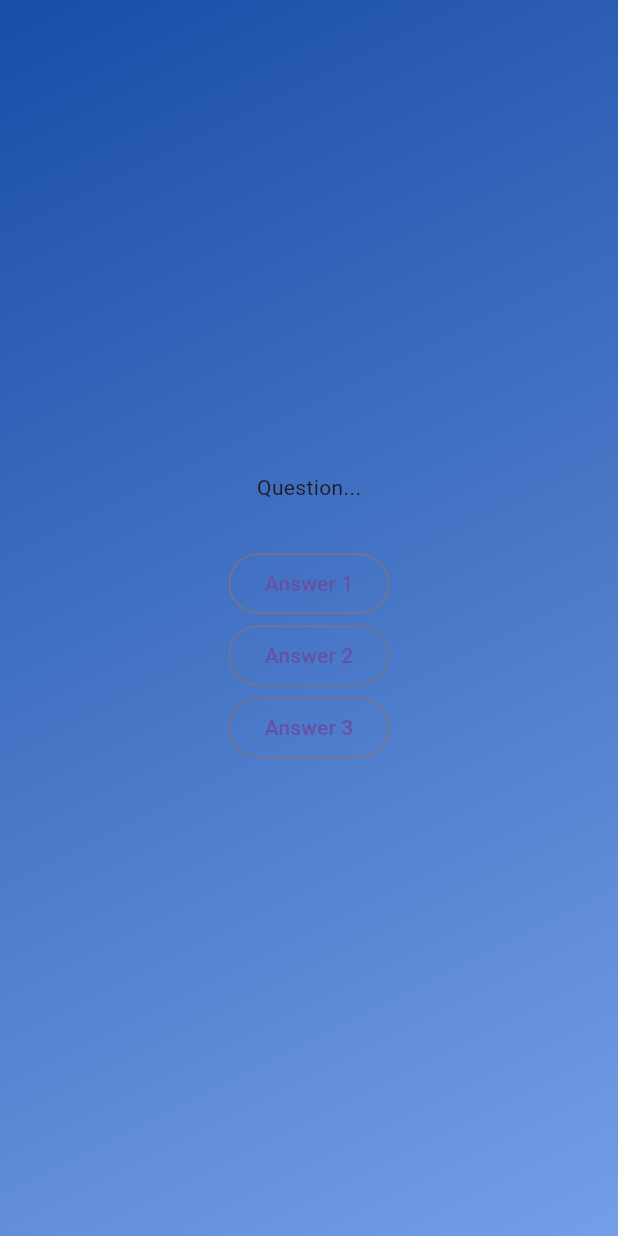
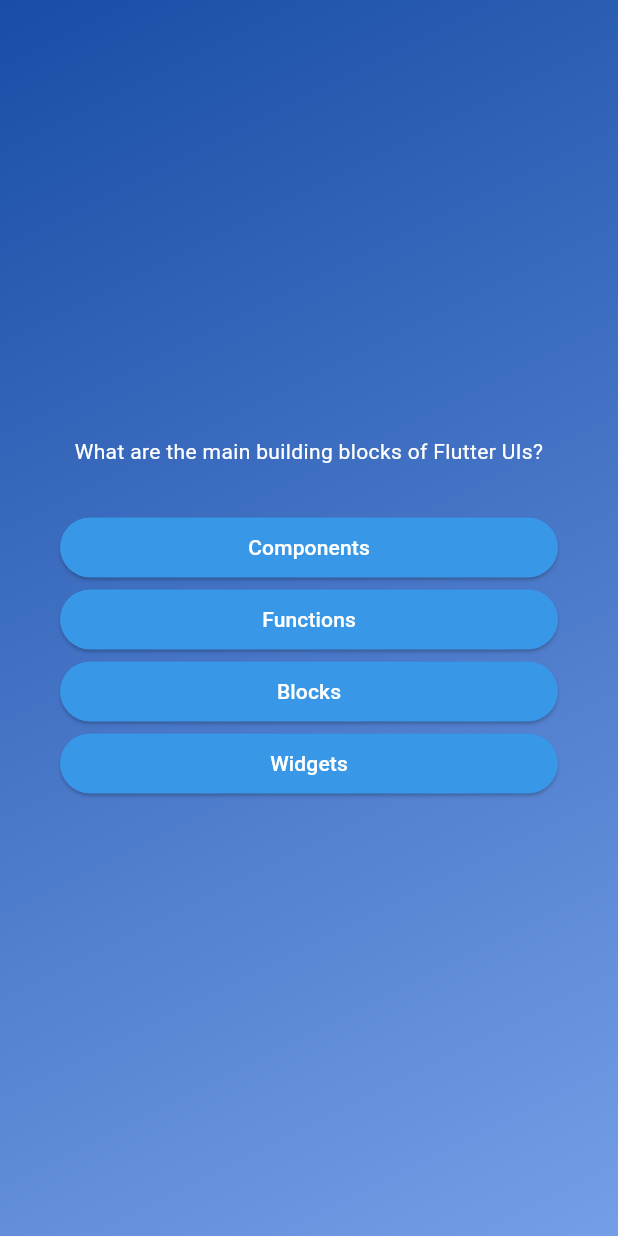
Before and after one commit to maadybarry/quizapp, a Flutter app: the screen it shows after launch, after a tap on "Start Quiz", on a phone screen of 412 x 824 dp. Run offline on Flutter 3.47's test engine with Material 3 defaults, Android fonts, the phone set to English and light mode, and no system bars.

Commit message:
added dynamic question switches and answers

```diff
--- /dev/null
+++ b/lib/answer_buttons.dart
@@ -0,0 +1,28 @@
+import 'package:flutter/material.dart';
+
+class AnswerButton extends StatelessWidget {
+  const AnswerButton({
+    super.key,
+    required this.ansText,
+    required this.onTap,
+  });
+
+  final String ansText;
+  final void Function() onTap;
+
+  @override
+  Widget build(BuildContext context) {
+    return ElevatedButton(
+      onPressed: onTap,
+      style: ElevatedButton.styleFrom(
+        padding: const EdgeInsets.symmetric(vertical: 0, horizontal: 40),
+        backgroundColor: const Color.fromARGB(255, 56, 152, 231),
+        foregroundColor: Colors.white,
+        shape: RoundedRectangleBorder(borderRadius: BorderRadius.circular(100)),
+      ),
+      child: Text(
+        ansText,
+      ),
+    );
+  }
+}
--- a/lib/models/quiz_question.dart
+++ b/lib/models/quiz_question.dart
@@ -3,4 +3,10 @@
 
   final String question;
   final List<String> answers;
+
+  List<String> getShuffledAnswers() {
+    var shuffledList = List.of(answers);
+    shuffledList.shuffle();
+    return shuffledList;
+  }
 }
--- a/lib/questions_screen.dart
+++ b/lib/questions_screen.dart
@@ -1,3 +1,5 @@
+import 'package:adv_flutter_quiz/answer_buttons.dart';
+import 'package:adv_flutter_quiz/data/question.dart';
 import 'package:flutter/material.dart';
 
 class QuestionsScreen extends StatefulWidget {
@@ -8,19 +10,42 @@
 }
 
 class _QuestionsScreenState extends State<QuestionsScreen> {
+  var questionIndex = 0;
+
+  void changeQuestion() {
+    setState(() {
+      questionIndex++;
+    });
+  }
+
   @override
   Widget build(BuildContext context) {
+    final currentQuestion = questions[questionIndex];
+
     return SizedBox(
       width: double.infinity,
-      child: Column(mainAxisAlignment: MainAxisAlignment.center, children: [
-        const Text('Question...'),
-        const SizedBox(
-          height: 30,
-        ),
-        OutlinedButton(onPressed: () {}, child: const Text('Answer 1')),
-        OutlinedButton(onPressed: () {}, child: const Text('Answer 2')),
-        OutlinedButton(onPressed: () {}, child: const Text('Answer 3')),
-      ]),
+      child: Container(
+        margin: const EdgeInsets.all(40),
+        child: Column(
+            mainAxisAlignment: MainAxisAlignment.center,
+            crossAxisAlignment: CrossAxisAlignment.stretch,
+            children: [
+              Text(
+                currentQuestion.question,
+                style: const TextStyle(color: Colors.white),
+                textAlign: TextAlign.center,
+              ),
+              const SizedBox(
+                height: 30,
+              ),
+              ...currentQuestion.getShuffledAnswers().map((answers) {
+                return AnswerButton(
+                  ansText: answers,
+                  onTap: changeQuestion,
+                );
+              }),
+            ]),
+      ),
     );
   }
 }
```
